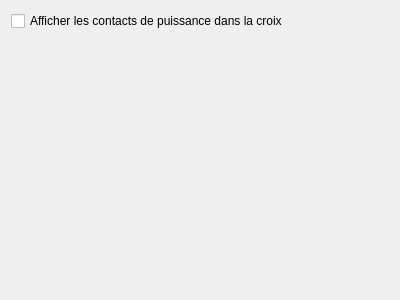
This is sources/ui/xrefpropertieswidget.ui in qelectrotech/qelectrotech-source-mirror as Qt 5 draws it before an edit. The edited form follows.
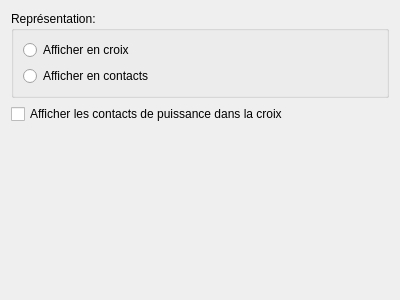
This is the edited form.

Commit message: Cross ref item: user can select if xref must be displayed has a table or a contacts list. Option is found in config dialog under the tab Cross ref.

The edit to the form file:
```diff
--- a/sources/ui/xrefpropertieswidget.ui
+++ b/sources/ui/xrefpropertieswidget.ui
@@ -15,7 +15,34 @@
   </property>
   <layout class="QVBoxLayout" name="verticalLayout">
    <item>
-    <widget class="QCheckBox" name="cb_show_power">
+    <widget class="QGroupBox" name="m_display_gb">
+     <property name="title">
+      <string>Représentation:</string>
+     </property>
+     <layout class="QVBoxLayout" name="verticalLayout_3">
+      <item>
+       <layout class="QVBoxLayout" name="verticalLayout_2">
+        <item>
+         <widget class="QRadioButton" name="m_display_has_cross_rb">
+          <property name="text">
+           <string>Afficher en croix</string>
+          </property>
+         </widget>
+        </item>
+        <item>
+         <widget class="QRadioButton" name="m_display_has_contacts_rb">
+          <property name="text">
+           <string>Afficher en contacts</string>
+          </property>
+         </widget>
+        </item>
+       </layout>
+      </item>
+     </layout>
+    </widget>
+   </item>
+   <item>
+    <widget class="QCheckBox" name="m_show_power_cb">
      <property name="text">
       <string>Afficher les contacts de puissance dans la croix</string>
      </property>
```
The commit also changes 6 other files.
